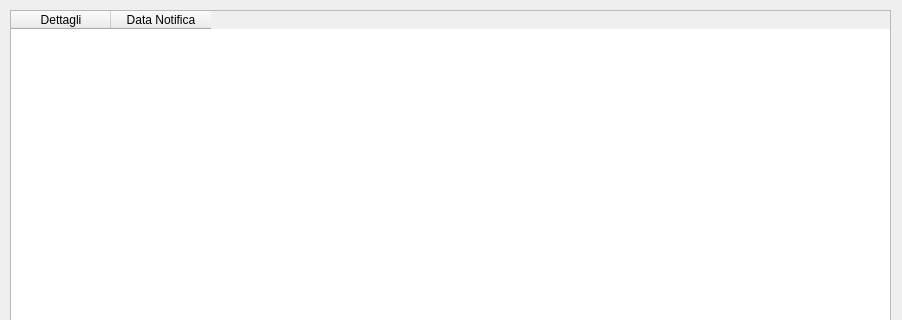
First picture: the form in Boundaries/GestioneNotifiche/VisualizzaNotifiche.ui, repository Diego30090/IngSoft_Palestra, before the edit; both pictures show x 0 to 902 and y 0 to 320 of the 902 by 602 pixel window.
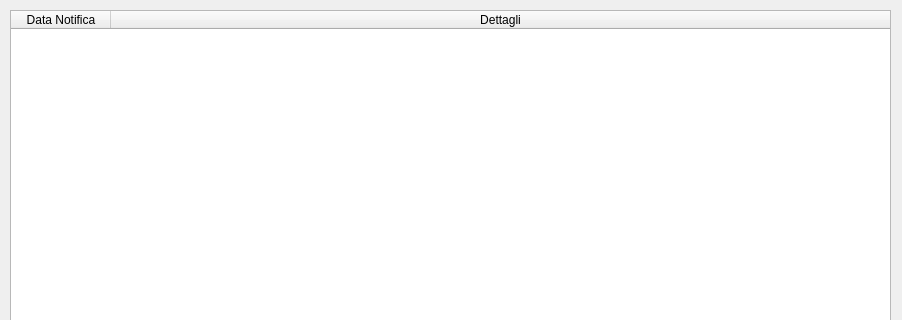
Second picture: the form after the edit.

Commit message: colonna notifica, impostato lo stretch

```diff
--- a/Boundaries/GestioneNotifiche/VisualizzaNotifiche.ui
+++ b/Boundaries/GestioneNotifiche/VisualizzaNotifiche.ui
@@ -44,14 +44,17 @@
    <property name="columnCount">
     <number>2</number>
    </property>
+   <attribute name="horizontalHeaderStretchLastSection">
+    <bool>true</bool>
+   </attribute>
    <column>
     <property name="text">
-     <string>Dettagli</string>
+     <string>Data Notifica</string>
     </property>
    </column>
    <column>
     <property name="text">
-     <string>Data Notifica</string>
+     <string>Dettagli</string>
     </property>
    </column>
   </widget>
```
The commit also changes 1 other file.
